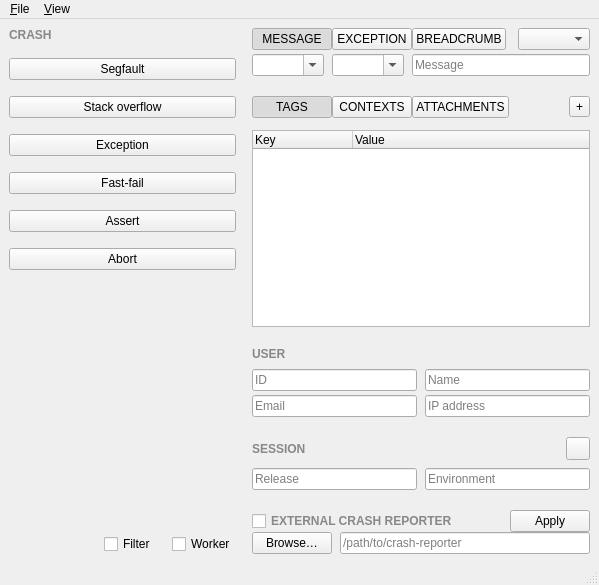
The window that sentrywindow.ui (jpnurmi/sentry-playground) describes before a commit, drawn with Qt 5.
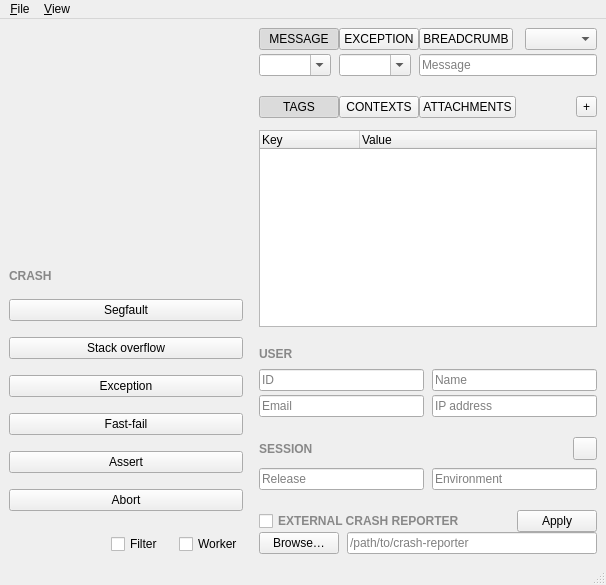
The same window after the commit. Icons and pictures are not drawn.

The edit to the form file:
```diff
--- a/sentrywindow.ui
+++ b/sentrywindow.ui
@@ -6,7 +6,7 @@
    <rect>
     <x>0</x>
     <y>0</y>
-    <width>599</width>
+    <width>606</width>
     <height>585</height>
    </rect>
   </property>
@@ -22,6 +22,29 @@
       </property>
       <item>
        <layout class="QVBoxLayout" name="leftColumn">
+        <item>
+         <widget class="QLabel" name="sentryLogo">
+          <property name="pixmap">
+           <pixmap resource="assets/assets.qrc">:/assets/sentry-glyph-light@2x.png</pixmap>
+          </property>
+          <property name="alignment">
+           <set>Qt::AlignmentFlag::AlignCenter</set>
+          </property>
+         </widget>
+        </item>
+        <item>
+         <spacer name="leftTopSpacer">
+          <property name="orientation">
+           <enum>Qt::Orientation::Vertical</enum>
+          </property>
+          <property name="sizeHint" stdset="0">
+           <size>
+            <width>0</width>
+            <height>0</height>
+           </size>
+          </property>
+         </spacer>
+        </item>
         <item>
          <widget class="QLabel" name="crashesHeader">
           <property name="styleSheet">
@@ -79,12 +102,6 @@
           <property name="orientation">
            <enum>Qt::Orientation::Vertical</enum>
           </property>
-          <property name="sizeHint" stdset="0">
-           <size>
-            <width>0</width>
-            <height>0</height>
-           </size>
-          </property>
          </spacer>
         </item>
         <item>
@@ -631,8 +648,8 @@
     <rect>
      <x>0</x>
      <y>0</y>
-     <width>599</width>
-     <height>30</height>
+     <width>606</width>
+     <height>33</height>
     </rect>
    </property>
    <widget class="QMenu" name="menuFile">
```
Left out of the diff: 6 changed lines with no effect on the pictures.
